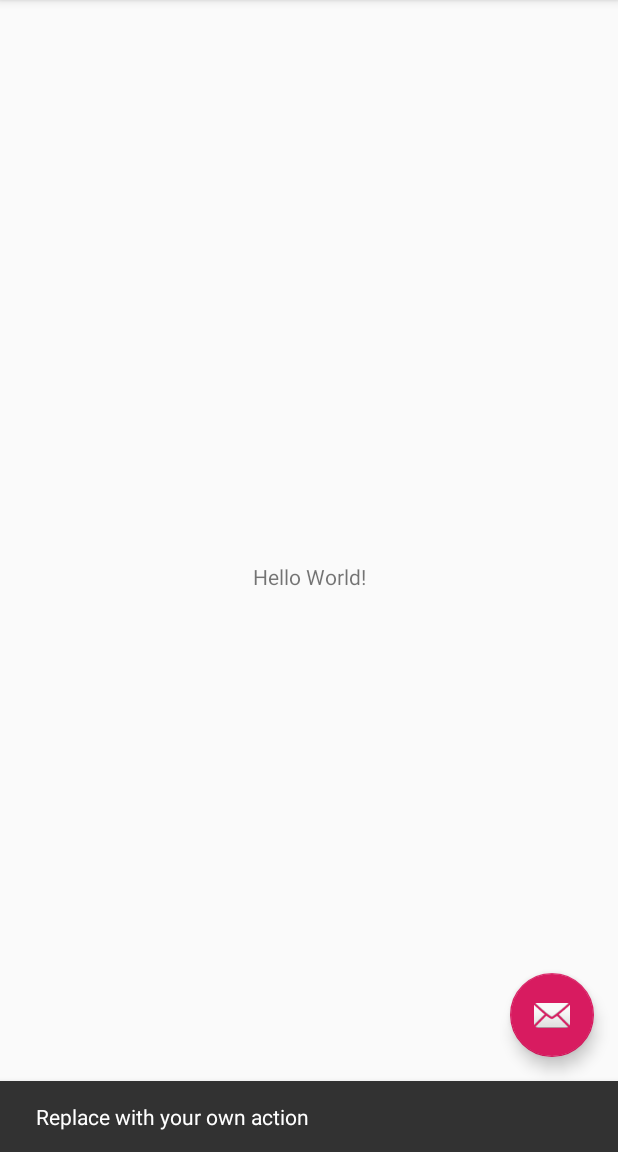
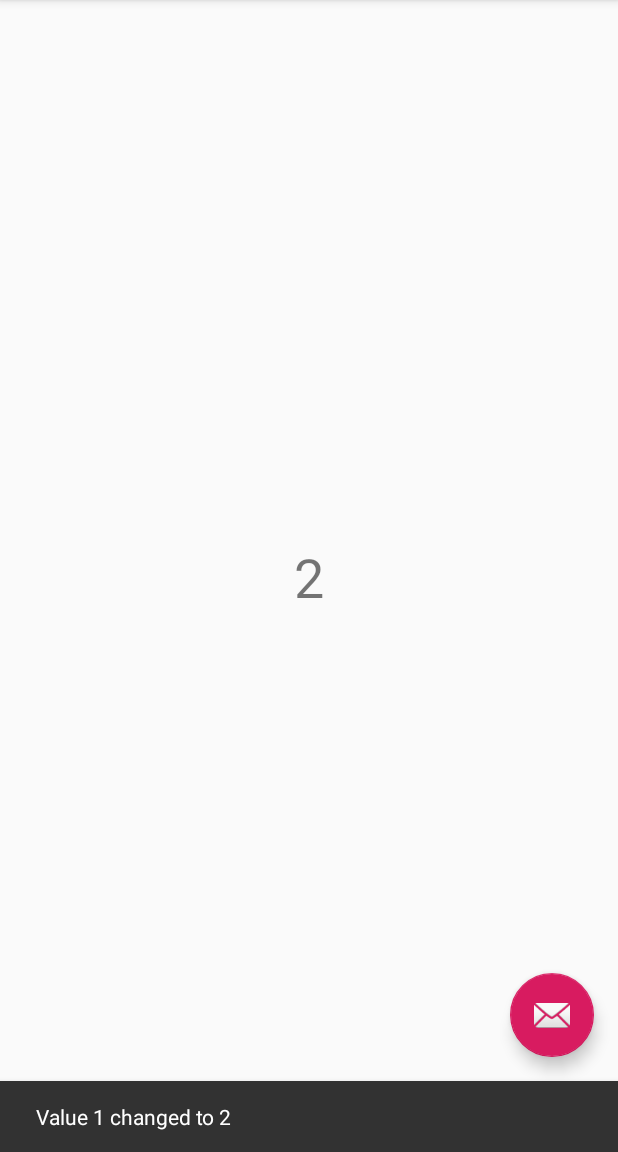
Before and after one commit to RutaleIvanPaul/kotlin-levelup, an Android app: the screen it shows after launch (MainActivity), after a tap on an icon or button, on a phone screen of 412 x 824 dp, the part 84-1236 px from its top. Run offline under Robolectric (Android 15) with nearby library versions, the phone set to English and light mode, and no system bars.

Commit message:
number multiplier

```diff
--- a/app/src/main/java/com/example/ivanpaulrutale/kotlinone/MainActivity.kt
+++ b/app/src/main/java/com/example/ivanpaulrutale/kotlinone/MainActivity.kt
@@ -7,6 +7,7 @@ import android.view.Menu
 import android.view.MenuItem
 
 import kotlinx.android.synthetic.main.activity_main.*
+import kotlinx.android.synthetic.main.content_main.*
 
 class MainActivity : AppCompatActivity() {
 
@@ -16,8 +17,11 @@ class MainActivity : AppCompatActivity() {
         setSupportActionBar(toolbar)
 
         fab.setOnClickListener { view ->
-            Snackbar.make(view, "Replace with your own action", Snackbar.LENGTH_LONG)
-                .setAction("Action", null).show()
+            val originalValue = textDisplayedView.text.toString().toInt()
+            val newValue = originalValue * 2
+            textDisplayedView.text = newValue.toString()
+            Snackbar.make(view, "Value $originalValue changed to $newValue", Snackbar.LENGTH_LONG)
+                .show()
         }
     }
 
--- a/app/src/main/res/layout/content_main.xml
+++ b/app/src/main/res/layout/content_main.xml
@@ -12,10 +12,11 @@
     <TextView
             android:layout_width="wrap_content"
             android:layout_height="wrap_content"
-            android:text="Hello World!"
+            android:text="1"
             app:layout_constraintBottom_toBottomOf="parent"
             app:layout_constraintLeft_toLeftOf="parent"
             app:layout_constraintRight_toRightOf="parent"
-            app:layout_constraintTop_toTopOf="parent"/>
+            app:layout_constraintTop_toTopOf="parent" android:id="@+id/textDisplayedView" android:textSize="36sp"
+            android:textIsSelectable="false"/>
 
 </android.support.constraint.ConstraintLayout>
```
Also changed, not shown: 1 other file.
